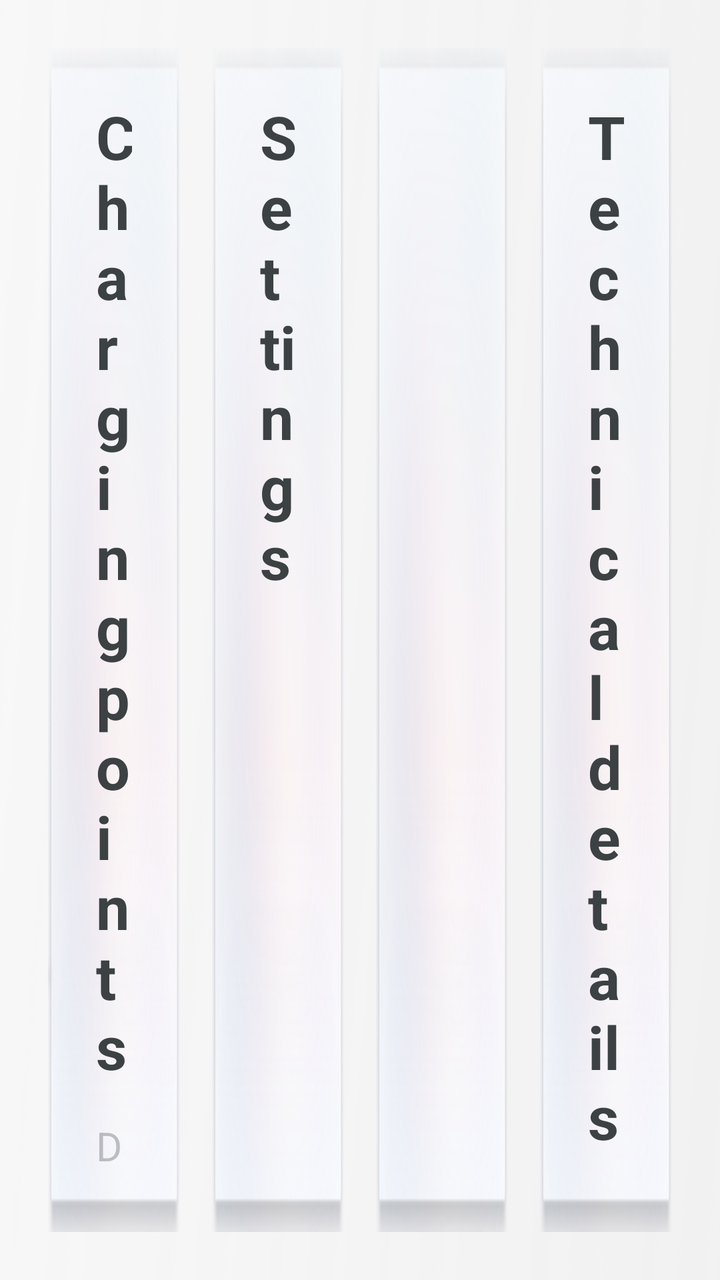
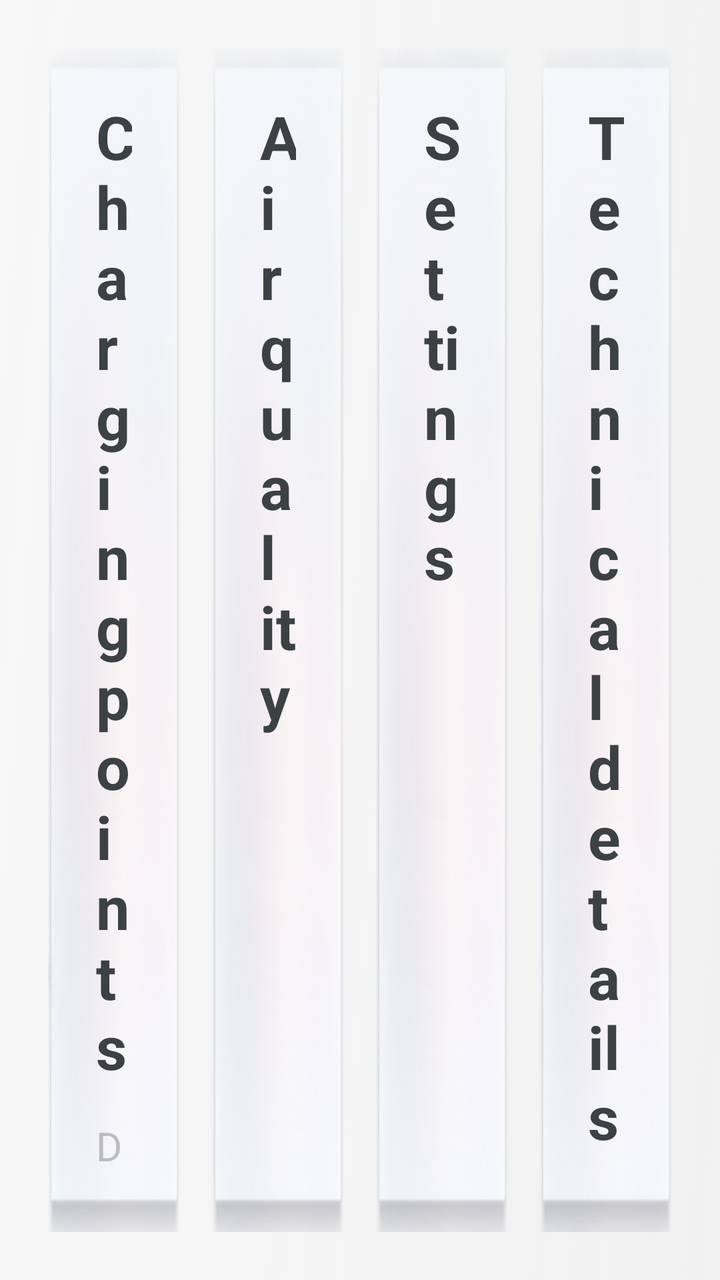

Screens rendered from an Android XML layout before and after an edit, with the pre-edit source and the edit as a unified diff.
<!-- AndroidManifest.xml: application theme Theme.MG4SimpleLauncher -->
<!-- res/layout/fragment_system.xml -->
<?xml version="1.0" encoding="utf-8"?>
<LinearLayout xmlns:android="http://schemas.android.com/apk/res/android"
    android:layout_width="match_parent"
    android:layout_height="match_parent"
    android:orientation="horizontal"
    android:baselineAligned="false"
    android:padding="@dimen/screen_padding">

    
    <FrameLayout
        android:id="@+id/charging_card"
        android:layout_width="0dp"
        android:layout_height="match_parent"
        android:layout_weight="1"
        android:layout_marginEnd="@dimen/card_gap"
        android:background="@drawable/smallcard_selector"
        android:clickable="true"
        android:focusable="true">

        
        <ImageView
            android:layout_width="@dimen/charging_bolt_width"
            android:layout_height="@dimen/charging_bolt_height"
            android:layout_gravity="bottom|end"
            android:layout_marginEnd="@dimen/charging_bolt_margin_end"
            android:layout_marginBottom="@dimen/charging_bolt_margin_bottom"
            android:alpha="0.12"
            android:background="@drawable/ic_charging_bolt"
            android:contentDescription="@null" />

        <LinearLayout
            android:layout_width="match_parent"
            android:layout_height="match_parent"
            android:orientation="vertical"
            android:padding="@dimen/info_card_padding">

            <TextView
                android:layout_width="wrap_content"
                android:layout_height="wrap_content"
                android:text="@string/charging_title"
                android:textColor="@color/text_primary"
                android:textSize="@dimen/small_card_label_size"
                android:textStyle="bold" />

            <LinearLayout
                android:id="@+id/charging_card_results"
                android:layout_width="match_parent"
                android:layout_height="0dp"
                android:layout_weight="1"
                android:layout_marginTop="14dp"
                android:orientation="vertical"
                android:visibility="gone">

                <TextView
                    android:id="@+id/charge_group_motorway"
                    android:layout_width="match_parent"
                    android:layout_height="wrap_content"
                    android:layout_marginBottom="4dp"
                    android:text="@string/charging_filter_motorway"
                    android:textColor="@color/accent"
                    android:textSize="@dimen/secondary_text_size"
                    android:textStyle="bold" />

            <include layout="@layout/part_charge_summary" android:id="@+id/charge_row_0" />
            <include layout="@layout/part_charge_summary" android:id="@+id/charge_row_1" />
            <include layout="@layout/part_charge_summary" android:id="@+id/charge_row_2" />

                <TextView
                    android:id="@+id/charge_group_supercharger"
                    android:layout_width="match_parent"
                    android:layout_height="wrap_content"
                    android:layout_marginTop="4dp"
                    android:layout_marginBottom="4dp"
                    android:text="@string/charging_filter_supercharger"
                    android:textColor="@color/accent"
                    android:textSize="@dimen/secondary_text_size"
                    android:textStyle="bold" />

            <include layout="@layout/part_charge_summary" android:id="@+id/charge_row_3" />
            <include layout="@layout/part_charge_summary" android:id="@+id/charge_row_4" />
            <include layout="@layout/part_charge_summary" android:id="@+id/charge_row_5" />
            </LinearLayout>

            <TextView
                android:id="@+id/charging_card_status"
                android:layout_width="match_parent"
                android:layout_height="0dp"
                android:layout_weight="1"
                android:layout_marginTop="16dp"
                android:textColor="@color/text_secondary"
                android:textSize="@dimen/info_card_body_size" />

            <TextView
                android:layout_width="match_parent"
                android:layout_height="wrap_content"
                android:text="@string/charging_attribution"
                android:textColor="@color/text_tertiary"
                android:textSize="@dimen/secondary_text_size" />
        </LinearLayout>
    </FrameLayout>

    
    <LinearLayout
        android:id="@+id/settings_card"
        android:layout_width="0dp"
        android:layout_height="match_parent"
        android:layout_weight="1"
        android:layout_marginEnd="@dimen/card_gap"
        android:background="@drawable/smallcard_selector"
        android:clickable="true"
        android:focusable="true"
        android:orientation="vertical"
        android:padding="@dimen/info_card_padding">

        <TextView
            android:layout_width="wrap_content"
            android:layout_height="wrap_content"
            android:text="@string/settings_title"
            android:textColor="@color/text_primary"
            android:textSize="@dimen/small_card_label_size"
            android:textStyle="bold" />

        <TextView
            android:id="@+id/settings_card_summary"
            android:layout_width="match_parent"
            android:layout_height="wrap_content"
            android:layout_marginTop="16dp"
            android:lineSpacingExtra="6dp"
            android:textColor="@color/text_secondary"
            android:textSize="@dimen/info_card_body_size" />
    </LinearLayout>

    
    <LinearLayout
        android:layout_width="0dp"
        android:layout_height="match_parent"
        android:layout_weight="1"
        android:layout_marginEnd="@dimen/card_gap"
        android:background="@drawable/smallcard_selector"
        android:gravity="center"
        android:orientation="vertical" />
    
    <ScrollView
        android:layout_width="0dp"
        android:layout_height="match_parent"
        android:layout_weight="1"
        android:background="@drawable/smallcard_selector"
        android:fillViewport="true"
        android:padding="@dimen/info_card_padding"
        android:scrollbars="none">

        <LinearLayout
            android:layout_width="match_parent"
            android:layout_height="wrap_content"
            android:orientation="vertical">

            <TextView
                android:layout_width="wrap_content"
                android:layout_height="wrap_content"
                android:text="@string/sys_technical"
                android:textColor="@color/text_primary"
                android:textSize="@dimen/small_card_label_size"
                android:textStyle="bold" />

            <TextView
                android:id="@+id/tv_device_body"
                android:layout_width="match_parent"
                android:layout_height="wrap_content"
                android:layout_marginTop="16dp"
                android:lineSpacingExtra="6dp"
                android:textColor="@color/text_secondary"
                android:textSize="@dimen/secondary_text_size" />

            <Space
                android:layout_width="match_parent"
                android:layout_height="0dp"
                android:layout_weight="1"
                android:minHeight="16dp" />

            
            <TextView
                android:layout_width="wrap_content"
                android:layout_height="wrap_content"
                android:text="@string/sys_memory"
                android:textColor="@color/text_secondary"
                android:textSize="@dimen/secondary_text_size" />

            <TextView
                android:id="@+id/tv_memory_value"
                android:layout_width="wrap_content"
                android:layout_height="wrap_content"
                android:textColor="@color/text_primary"
                android:textSize="@dimen/sys_value_size"
                android:textStyle="bold" />

            <TextView
                android:layout_width="wrap_content"
                android:layout_height="wrap_content"
                android:text="@string/sys_used_total"
                android:textColor="@color/text_secondary"
                android:textSize="@dimen/secondary_text_size" />

            <Space
                android:layout_width="match_parent"
                android:layout_height="0dp"
                android:layout_weight="1"
                android:minHeight="16dp" />

            
            <TextView
                android:layout_width="wrap_content"
                android:layout_height="wrap_content"
                android:text="@string/sys_storage"
                android:textColor="@color/text_secondary"
                android:textSize="@dimen/secondary_text_size" />

            <TextView
                android:id="@+id/tv_storage_value"
                android:layout_width="wrap_content"
                android:layout_height="wrap_content"
                android:textColor="@color/text_primary"
                android:textSize="@dimen/sys_value_size"
                android:textStyle="bold" />

            <TextView
                android:layout_width="wrap_content"
                android:layout_height="wrap_content"
                android:text="@string/sys_free_total"
                android:textColor="@color/text_secondary"
                android:textSize="@dimen/secondary_text_size" />

            <Space
                android:layout_width="match_parent"
                android:layout_height="0dp"
                android:layout_weight="1"
                android:minHeight="16dp" />

            
            <TextView
                android:layout_width="wrap_content"
                android:layout_height="wrap_content"
                android:text="@string/sys_network"
                android:textColor="@color/text_secondary"
                android:textSize="@dimen/secondary_text_size" />

            <TextView
                android:id="@+id/tv_network_value"
                android:layout_width="wrap_content"
                android:layout_height="wrap_content"
                android:textColor="@color/text_primary"
                android:textSize="@dimen/sys_value_size"
                android:textStyle="bold" />

            <TextView
                android:id="@+id/tv_network_detail"
                android:layout_width="wrap_content"
                android:layout_height="wrap_content"
                android:textColor="@color/text_secondary"
                android:textSize="@dimen/secondary_text_size" />
        </LinearLayout>
    </ScrollView>
</LinearLayout>
<!-- res/layout/part_charge_summary.xml (included above) -->
<?xml version="1.0" encoding="utf-8"?>
<LinearLayout xmlns:android="http://schemas.android.com/apk/res/android"
    android:layout_width="match_parent"
    android:layout_height="wrap_content"
    android:layout_marginBottom="8dp"
    android:orientation="vertical">

    <TextView
        android:id="@+id/summary_name"
        android:layout_width="match_parent"
        android:layout_height="wrap_content"
        android:ellipsize="end"
        android:maxLines="1"
        android:textColor="@color/text_primary"
        android:textSize="@dimen/secondary_text_size"
        android:textStyle="bold" />

    <TextView
        android:id="@+id/summary_detail"
        android:layout_width="match_parent"
        android:layout_height="wrap_content"
        android:layout_marginTop="2dp"
        android:ellipsize="end"
        android:maxLines="1"
        android:textColor="@color/text_secondary"
        android:textSize="@dimen/secondary_text_size" />
</LinearLayout>
<!-- resources referenced by this layout -->
<resources>
  <color name="accent">#056eff</color>
  <color name="text_primary">#3c4143</color>
  <color name="text_secondary">#7f3c4143</color>
  <color name="text_tertiary">#503c4143</color>
  <dimen name="card_gap">16dp</dimen>
  <dimen name="charging_bolt_height">196dp</dimen>
  <dimen name="charging_bolt_margin_bottom">8dp</dimen>
  <dimen name="charging_bolt_margin_end">36dp</dimen>
  <dimen name="charging_bolt_width">150dp</dimen>
  <dimen name="info_card_body_size">28sp</dimen>
  <dimen name="info_card_padding">24dp</dimen>
  <dimen name="screen_padding">24dp</dimen>
  <dimen name="secondary_text_size">20sp</dimen>
  <dimen name="small_card_label_size">30sp</dimen>
  <dimen name="sys_value_size">26sp</dimen>
  <!-- drawable ic_charging_bolt: png bitmap (drawable, 1268 bytes) -->
  <!-- drawable smallcard_selector (drawable) -->
  <?xml version="1.0" encoding="utf-8"?>
  <selector xmlns:android="http://schemas.android.com/apk/res/android">
      <item android:state_pressed="true" android:drawable="@drawable/bg_clicked" />
      <item android:drawable="@drawable/bg_normal" />
  </selector>
  <string name="charging_attribution">Data © Open Charge Map</string>
  <string name="charging_filter_motorway">Motorway</string>
  <string name="charging_filter_supercharger">Supercharger</string>
  <string name="charging_title">Charging points</string>
  <string name="settings_title">Settings</string>
  <string name="sys_free_total">free / total</string>
  <string name="sys_memory">Memory</string>
  <string name="sys_network">Network</string>
  <string name="sys_storage">Storage</string>
  <string name="sys_technical">Technical details</string>
  <string name="sys_used_total">used / total</string>
  <style name="Theme.MG4SimpleLauncher" parent="Theme.AppCompat.DayNight.NoActionBar">
          <item name="android:windowBackground">@drawable/bg_home</item>
          <item name="android:statusBarColor">@android:color/transparent</item>
          <item name="android:navigationBarColor">@android:color/transparent</item>
          <item name="colorAccent">@color/accent</item>
      </style>
  <!-- drawable bg_clicked: png bitmap (drawable, 39658 bytes) -->
  <!-- drawable bg_normal: png bitmap (drawable, 51707 bytes) -->
  <!-- drawable bg_home: png bitmap (drawable, 80650 bytes) -->
</resources>

<!-- the commit's change to res/layout/fragment_system.xml (unified diff, before → after) -->
@@ -99,6 +99,110 @@
         </LinearLayout>
     </FrameLayout>
 
+    
+    <LinearLayout
+        android:layout_width="0dp"
+        android:layout_height="match_parent"
+        android:layout_weight="1"
+        android:layout_marginEnd="@dimen/card_gap"
+        android:background="@drawable/smallcard_selector"
+        android:orientation="vertical"
+        android:padding="@dimen/info_card_padding">
+
+        <TextView
+            android:layout_width="wrap_content"
+            android:layout_height="wrap_content"
+            android:text="@string/air_title"
+            android:textColor="@color/text_primary"
+            android:textSize="@dimen/small_card_label_size"
+            android:textStyle="bold" />
+
+        <TextView
+            android:id="@+id/air_status"
+            android:layout_width="match_parent"
+            android:layout_height="wrap_content"
+            android:layout_marginTop="16dp"
+            android:textColor="@color/text_secondary"
+            android:textSize="@dimen/info_card_body_size" />
+
+        <LinearLayout
+            android:id="@+id/air_readings"
+            android:layout_width="match_parent"
+            android:layout_height="0dp"
+            android:layout_weight="1"
+            android:orientation="vertical"
+            android:visibility="gone">
+
+            <Space
+                android:layout_width="match_parent"
+                android:layout_height="0dp"
+                android:layout_weight="1"
+                android:minHeight="16dp" />
+
+            <TextView
+                android:layout_width="wrap_content"
+                android:layout_height="wrap_content"
+                android:text="@string/air_cabin"
+                android:textColor="@color/text_secondary"
+                android:textSize="@dimen/secondary_text_size" />
+
+            <TextView
+                android:id="@+id/air_cabin_value"
+                android:layout_width="wrap_content"
+                android:layout_height="wrap_content"
+                android:textColor="@color/text_primary"
+                android:textSize="@dimen/sys_value_size"
+                android:textStyle="bold" />
+
+            <Space
+                android:layout_width="match_parent"
+                android:layout_height="0dp"
+                android:layout_weight="1"
+                android:minHeight="16dp" />
+
+            <TextView
+                android:layout_width="wrap_content"
+                android:layout_height="wrap_content"
+                android:text="@string/air_outside"
+                android:textColor="@color/text_secondary"
+                android:textSize="@dimen/secondary_text_size" />
+
+            <TextView
+                android:id="@+id/air_outside_value"
+                android:layout_width="wrap_content"
+                android:layout_height="wrap_content"
+                android:textColor="@color/text_primary"
+                android:textSize="@dimen/sys_value_size"
+                android:textStyle="bold" />
+
+            <Space
+                android:layout_width="match_parent"
+                android:layout_height="0dp"
+                android:layout_weight="1"
+                android:minHeight="16dp" />
+
+            <TextView
+                android:layout_width="wrap_content"
+                android:layout_height="wrap_content"
+                android:text="@string/air_temperature"
+                android:textColor="@color/text_secondary"
+                android:textSize="@dimen/secondary_text_size" />
+
+            <TextView
+                android:id="@+id/air_temperature_value"
+                android:layout_width="wrap_content"
+                android:layout_height="wrap_content"
+                android:textColor="@color/text_primary"
+                android:textSize="@dimen/sys_value_size"
+                android:textStyle="bold" />
+
+            <Space
+                android:layout_width="match_parent"
+                android:layout_height="0dp"
+                android:layout_weight="1"
+                android:minHeight="16dp" />
+        </LinearLayout>
+    </LinearLayout>
     
     <LinearLayout
         android:id="@+id/settings_card"
@@ -131,15 +235,6 @@
     </LinearLayout>
 
     
-    <LinearLayout
-        android:layout_width="0dp"
-        android:layout_height="match_parent"
-        android:layout_weight="1"
-        android:layout_marginEnd="@dimen/card_gap"
-        android:background="@drawable/smallcard_selector"
-        android:gravity="center"
-        android:orientation="vertical" />
-    
     <ScrollView
         android:layout_width="0dp"
         android:layout_height="match_parent"
<!-- resource entries referenced after the edit -->
@@ -22,6 +22,10 @@
       <item android:state_pressed="true" android:drawable="@drawable/bg_clicked" />
       <item android:drawable="@drawable/bg_normal" />
   </selector>
+  <string name="air_cabin">Cabin</string>
+  <string name="air_outside">Outside</string>
+  <string name="air_temperature">Temperature</string>
+  <string name="air_title">Air quality</string>
   <string name="charging_attribution">Data © Open Charge Map</string>
   <string name="charging_filter_motorway">Motorway</string>
   <string name="charging_filter_supercharger">Supercharger</string>
